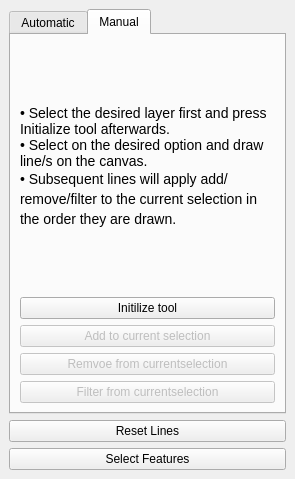
Shai2u/select_lines_by_drawing, file selectLines.ui: the form before one commit.
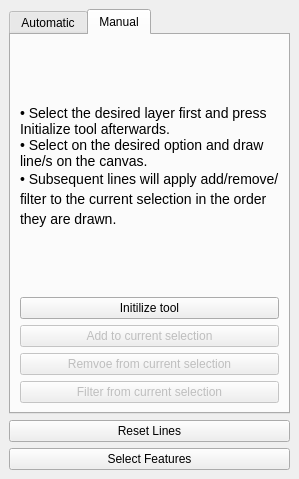
The form after the commit. The open tabs and pages were chosen to show the change.

Commit message: Add spacing in UI buttons

```diff
--- a/selectLines.ui
+++ b/selectLines.ui
@@ -6,7 +6,7 @@
    <rect>
     <x>0</x>
     <y>0</y>
-    <width>295</width>
+    <width>299</width>
     <height>479</height>
    </rect>
   </property>
@@ -121,7 +121,7 @@
              </sizepolicy>
             </property>
             <property name="text">
-             <string>Filter from currentselection</string>
+             <string>Filter from current selection</string>
             </property>
            </widget>
           </item>
@@ -137,7 +137,7 @@
              </sizepolicy>
             </property>
             <property name="text">
-             <string>Remvoe from currentselection</string>
+             <string>Remvoe from current selection</string>
             </property>
            </widget>
           </item>
```
Left out of the diff: 2 changed lines with no effect on the pictures.
